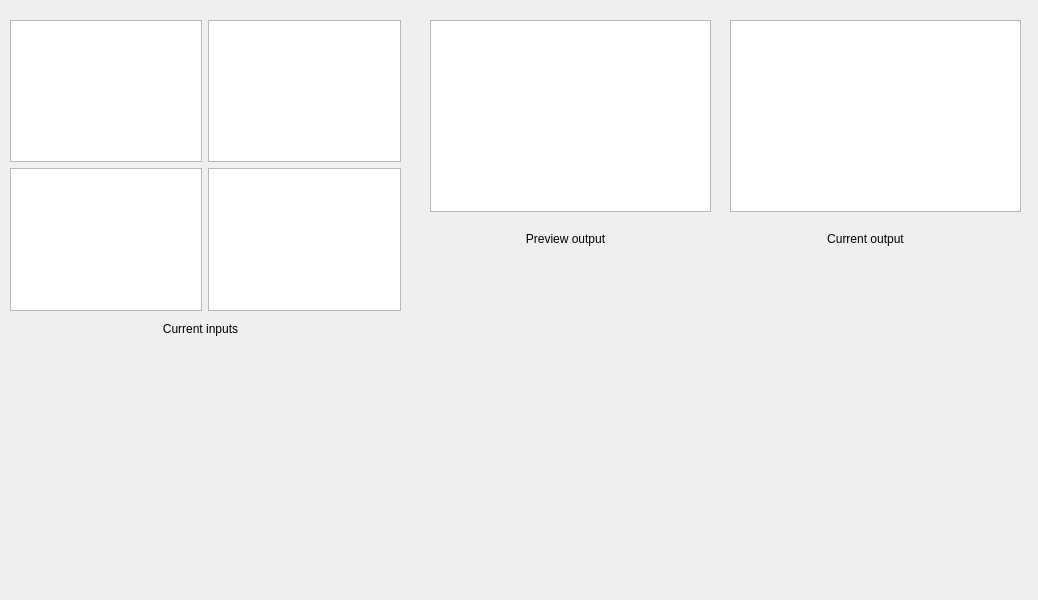
The window that ui_mainwindow.ui (breizhcamp/nageru) describes before a commit, drawn with Qt 5.
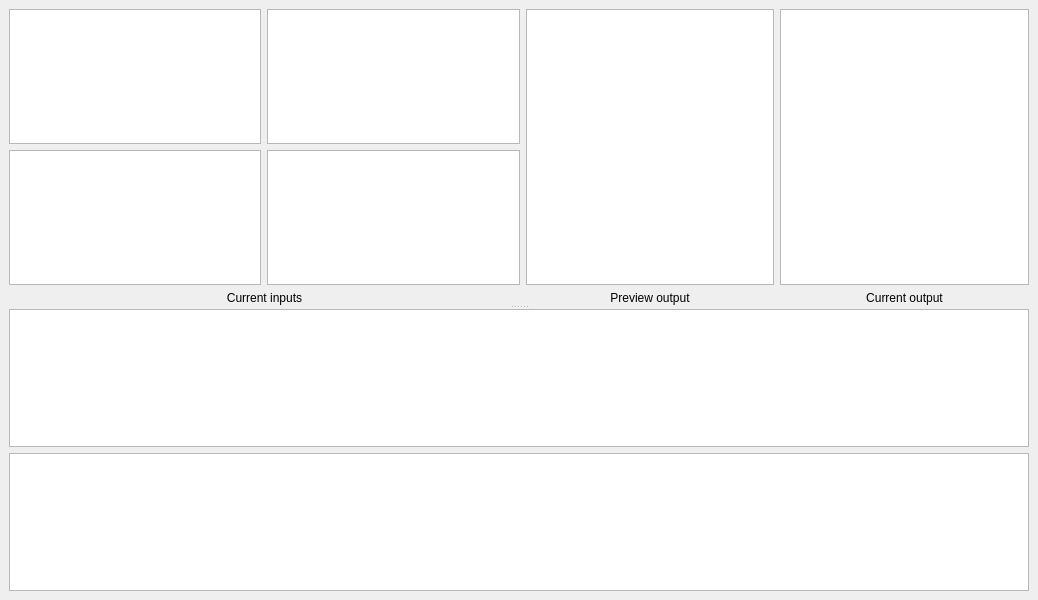
The same window after the commit. Custom widgets are drawn as their Qt base class.

Commit message: Make the layout responsive.

```diff
--- a/ui_mainwindow.ui
+++ b/ui_mainwindow.ui
@@ -14,15 +14,17 @@
    <string>MainWindow</string>
   </property>
   <widget class="QWidget" name="centralwidget">
-   <widget class="QWidget" name="gridLayoutWidget">
-    <property name="geometry">
-     <rect>
-      <x>10</x>
-      <y>20</y>
-      <width>391</width>
-      <height>291</height>
-     </rect>
-    </property>
+   <layout class="QGridLayout" name="gridLayout">
+    <item row="0" column="0">
+     <widget class="QSplitter" name="splitter">
+      <property name="orientation">
+       <enum>Qt::Vertical</enum>
+      </property>
+      <widget class="QWidget" name="horizontalLayoutWidget">
+       <layout class="QHBoxLayout" name="horizontalLayout">
+        <item>
+         <layout class="QVBoxLayout" name="verticalLayout_3">
+          <item>
     <layout class="QGridLayout" name="gridLayout_2">
      <item row="0" column="1">
       <widget class="JPEGFrameView" name="input2_display"/>
@@ -36,17 +38,13 @@
      <item row="1" column="1">
       <widget class="JPEGFrameView" name="input4_display"/>
      </item>
-    </layout>
-   </widget>
+            <item row="0" column="0">
+             <widget class="JPEGFrameView" name="input1_display"/>
+            </item>
+           </layout>
+          </item>
+          <item>
    <widget class="QLabel" name="label">
-    <property name="geometry">
-     <rect>
-      <x>70</x>
-      <y>320</y>
-      <width>261</width>
-      <height>17</height>
-     </rect>
-    </property>
     <property name="text">
      <string>Current inputs</string>
     </property>
@@ -54,35 +52,16 @@
      <set>Qt::AlignCenter</set>
     </property>
    </widget>
-   <widget class="QGraphicsView" name="preview_display">
-    <property name="geometry">
-     <rect>
-      <x>430</x>
-      <y>20</y>
-      <width>281</width>
-      <height>192</height>
-     </rect>
-    </property>
-   </widget>
-   <widget class="QGraphicsView" name="live_display">
-    <property name="geometry">
-     <rect>
-      <x>730</x>
-      <y>20</y>
-      <width>291</width>
-      <height>192</height>
-     </rect>
-    </property>
-   </widget>
+          </item>
+         </layout>
+        </item>
+        <item>
+         <layout class="QVBoxLayout" name="verticalLayout">
+          <item>
+           <widget class="QGraphicsView" name="preview_display"/>
+          </item>
+          <item>
    <widget class="QLabel" name="label_2">
-    <property name="geometry">
-     <rect>
-      <x>470</x>
-      <y>230</y>
-      <width>191</width>
-      <height>17</height>
-     </rect>
-    </property>
     <property name="text">
      <string>Preview output</string>
     </property>
@@ -90,15 +69,16 @@
      <set>Qt::AlignCenter</set>
     </property>
    </widget>
+          </item>
+         </layout>
+        </item>
+        <item>
+         <layout class="QVBoxLayout" name="verticalLayout_2">
+          <item>
+           <widget class="QGraphicsView" name="live_display"/>
+          </item>
+          <item>
    <widget class="QLabel" name="label_3">
-    <property name="geometry">
-     <rect>
-      <x>770</x>
-      <y>230</y>
-      <width>191</width>
-      <height>17</height>
-     </rect>
-    </property>
     <property name="text">
      <string>Current output</string>
     </property>
@@ -106,6 +86,24 @@
      <set>Qt::AlignCenter</set>
     </property>
    </widget>
+          </item>
+         </layout>
+        </item>
+       </layout>
+      </widget>
+      <widget class="QWidget" name="verticalLayoutWidget_4">
+       <layout class="QVBoxLayout" name="verticalLayout_4">
+        <item>
+         <widget class="QTableView" name="tableView"/>
+        </item>
+        <item>
+         <widget class="QTableView" name="tableView_2"/>
+        </item>
+       </layout>
+      </widget>
+     </widget>
+    </item>
+   </layout>
   </widget>
  </widget>
  <customwidgets>
```
Left out of the diff: 9 changed lines with no effect on the pictures. Lines whose indentation alone changed are shown as unchanged.
